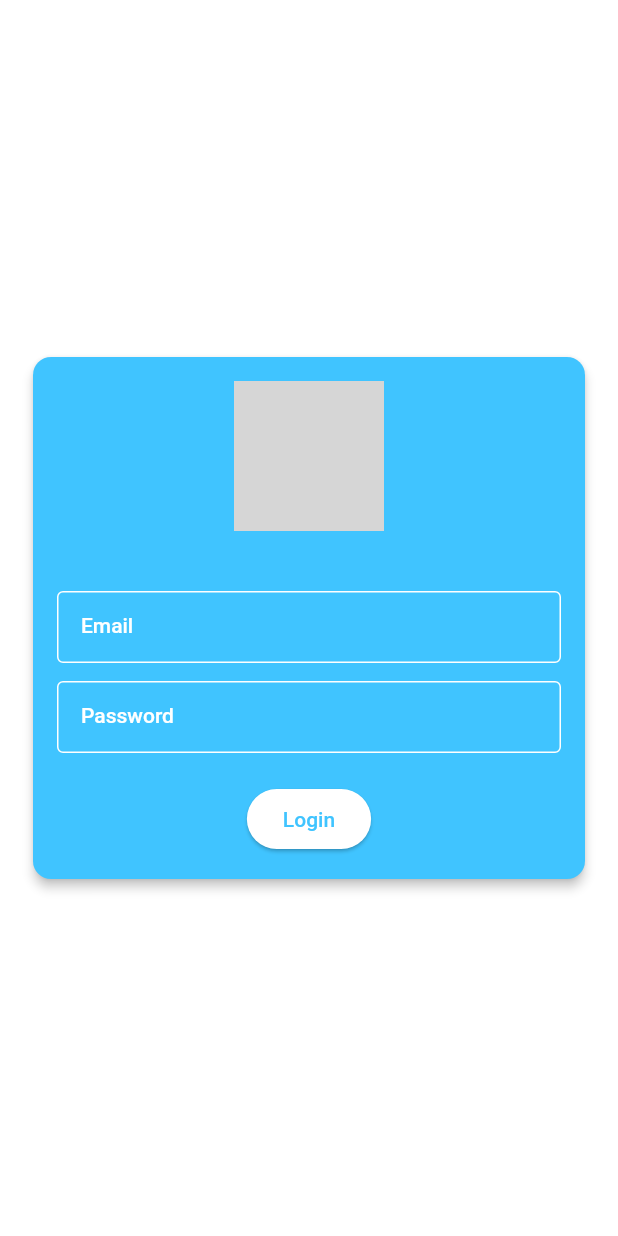
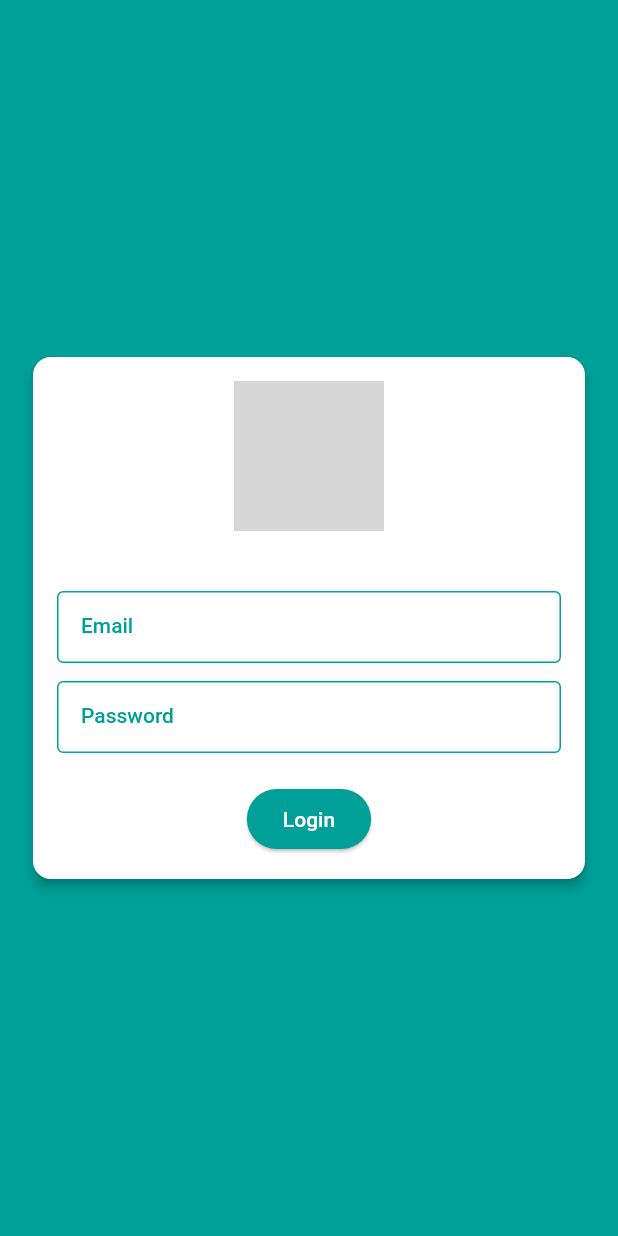
Before and after one commit to omaremam/hemaya-web, a Flutter app: the screen it shows after launch, on a phone screen of 412 x 824 dp. Run offline on Flutter 3.47's test engine with Material 2 defaults, Android fonts, the light colour scheme and no system bars; our stand-ins replace socket_io_client; missing offline and left inert: dart:html, flutter_webrtc; network calls fail; grey boxes are pictures that could not be loaded.

Commit message:
login page colors updated

```diff
--- a/lib/screens/login_screen.dart
+++ b/lib/screens/login_screen.dart
@@ -50,12 +50,12 @@ class _LoginScreenState extends State<LoginScreen> {
   @override
   Widget build(BuildContext context) {
     return Scaffold(
-      backgroundColor: Colors.white,
+      backgroundColor: Color(0xFF009F98),
       body: Center(
         child: Container(
-          constraints: BoxConstraints(maxWidth: 400),
+          constraints: BoxConstraints(maxWidth: 400,maxHeight: 600),
           child: Card(
-            color: Colors.lightBlueAccent, // Set the background color here
+            color: Colors.white, // Set the background color here
             elevation: 3, // Add elevation for a subtle shadow
             margin: const EdgeInsets.all(16.0),
             child: Padding(
@@ -83,12 +83,17 @@ class _LoginScreenState extends State<LoginScreen> {
                       labelText: 'Email',
                       border: OutlineInputBorder(),
                       focusedBorder: OutlineInputBorder(
-                        borderSide: BorderSide(color: Colors.white),
+                        borderSide: BorderSide(color: Color(0xFF009F98)),
                       ),
-                      labelStyle: TextStyle(color: Colors.white),
-                      hintStyle: TextStyle(color: Colors.white),
+                      enabledBorder: OutlineInputBorder(
+                        borderSide: BorderSide(
+                            color: Color(
+                                0xFF009F98)), // Set the color when not in focus
+                      ),
+                      labelStyle: TextStyle(color: Color(0xFF009F98)),
+                      hintStyle: TextStyle(color: Color(0xFF009F98)),
                     ),
-                    cursorColor: Colors.white,
+                    cursorColor: Color(0xFF009F98),
                   ),
                   const SizedBox(height: 12),
                   TextField(
@@ -97,20 +102,25 @@ class _LoginScreenState extends State<LoginScreen> {
                       labelText: 'Password',
                       border: OutlineInputBorder(),
                       focusedBorder: OutlineInputBorder(
-                        borderSide: BorderSide(color: Colors.white),
+                        borderSide: BorderSide(color: Color(0xFF009F98)),
                       ),
-                      labelStyle: TextStyle(color: Colors.white),
-                      hintStyle: TextStyle(color: Colors.white),
+                      enabledBorder: OutlineInputBorder(
+                        borderSide: BorderSide(
+                            color: Color(
+                                0xFF009F98)), // Set the color when not in focus
+                      ),
+                      labelStyle: TextStyle(color: Color(0xFF009F98)),
+                      hintStyle: TextStyle(color: Color(0xFF009F98)),
                     ),
-                    cursorColor: Colors.white,
+                    cursorColor: Color(0xFF009F98),
                     obscureText: true,
                   ),
                   const SizedBox(height: 20),
                   ElevatedButton(
                     onPressed: _login,
                     style: ElevatedButton.styleFrom(
-                      backgroundColor: Colors.white, // Background color
-                      foregroundColor: Colors.lightBlueAccent, // Text color
+                      backgroundColor: Color(0xFF009F98), // Background color
+                      foregroundColor: Colors.white, // Text color
                     ),
                     child: const Text('Login'),
                   ),
```
